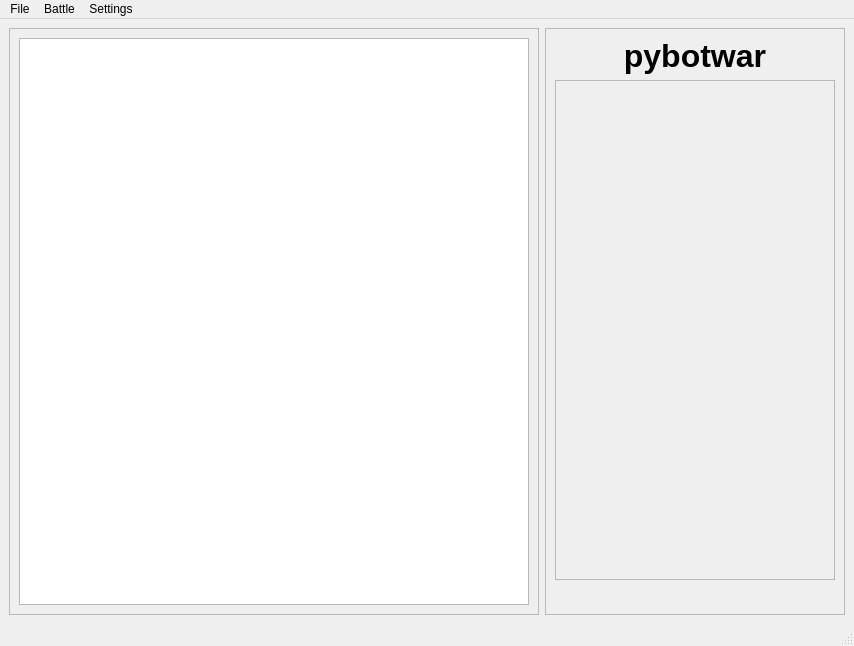
Qt form data/ui/mainwindow.ui (tvoli/pybotwar) before a commit.
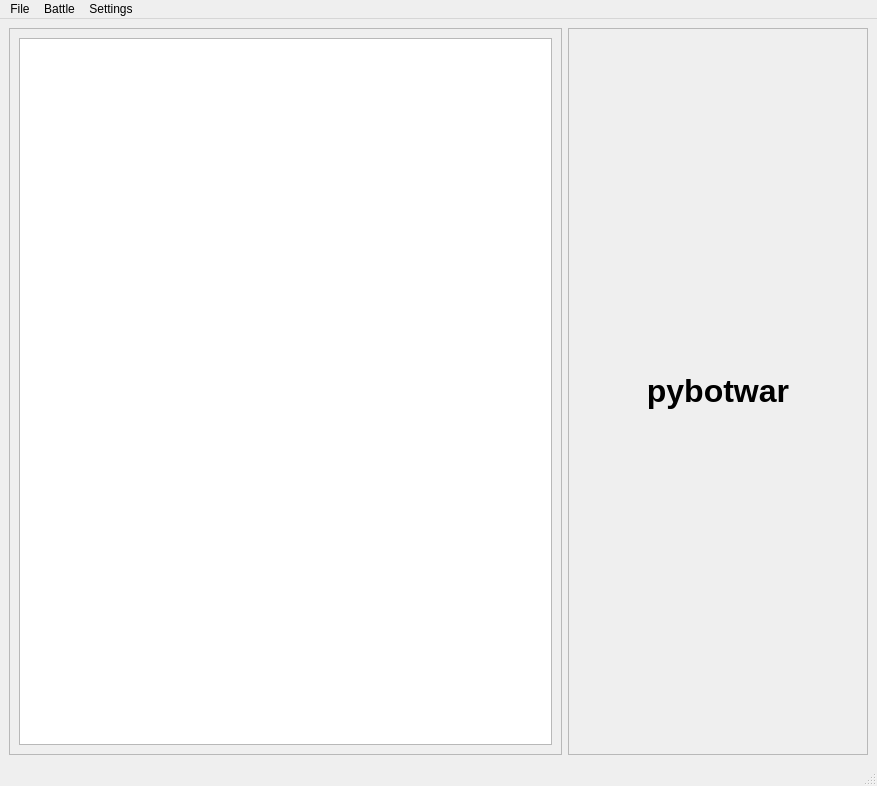
The same form after that commit.

Commit message: get restart working...

Patch:
```diff
--- a/data/ui/mainwindow.ui
+++ b/data/ui/mainwindow.ui
@@ -6,8 +6,8 @@
    <rect>
     <x>0</x>
     <y>0</y>
-    <width>854</width>
-    <height>646</height>
+    <width>877</width>
+    <height>786</height>
    </rect>
   </property>
   <property name="windowTitle">
@@ -70,6 +70,12 @@
           <layout class="QVBoxLayout" name="verticalLayout">
            <item>
             <widget class="QLabel" name="label">
+             <property name="maximumSize">
+              <size>
+               <width>16777215</width>
+               <height>56</height>
+              </size>
+             </property>
              <property name="font">
               <font>
                <pointsize>24</pointsize>
@@ -86,48 +92,7 @@
             </widget>
            </item>
            <item>
-            <widget class="QFrame" name="robotinfoframe">
-             <property name="minimumSize">
-              <size>
-               <width>0</width>
-               <height>500</height>
-              </size>
-             </property>
-             <property name="frameShape">
-              <enum>QFrame::StyledPanel</enum>
-             </property>
-             <property name="frameShadow">
-              <enum>QFrame::Raised</enum>
-             </property>
-             <widget class="QWidget" name="verticalLayoutWidget">
-              <property name="geometry">
-               <rect>
-                <x>19</x>
-                <y>10</y>
-                <width>241</width>
-                <height>471</height>
-               </rect>
-              </property>
-              <layout class="QVBoxLayout" name="rinfo">
-               <property name="sizeConstraint">
-                <enum>QLayout::SetMaximumSize</enum>
-               </property>
-              </layout>
-             </widget>
-            </widget>
-           </item>
-           <item>
-            <spacer name="verticalSpacer">
-             <property name="orientation">
-              <enum>Qt::Vertical</enum>
-             </property>
-             <property name="sizeHint" stdset="0">
-              <size>
-               <width>20</width>
-               <height>40</height>
-              </size>
-             </property>
-            </spacer>
+            <layout class="QVBoxLayout" name="rinfo"/>
            </item>
           </layout>
          </item>
@@ -143,7 +108,7 @@
     <rect>
      <x>0</x>
      <y>0</y>
-     <width>854</width>
+     <width>877</width>
      <height>25</height>
     </rect>
    </property>
```
The commit also changes 1 other file.
